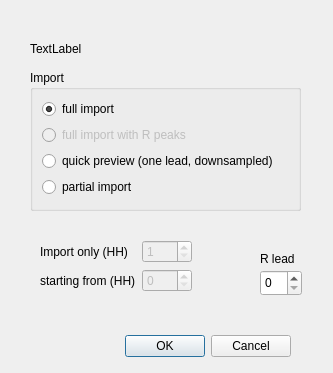
This is opendialog.ui in tomgrad/carpets as Qt 5 draws it before an edit. The edited form follows.
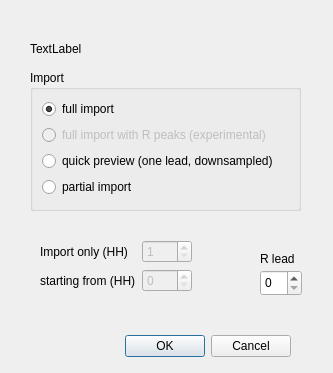
This is the edited form.

Commit message: Refactor import dialog

Patch:
```diff
--- a/opendialog.ui
+++ b/opendialog.ui
@@ -71,7 +71,7 @@
        <bool>false</bool>
       </property>
       <property name="text">
-       <string>full import with R peaks</string>
+       <string>full import with R peaks (experimental)</string>
       </property>
      </widget>
     </item>
```
The commit also changes 5 other files.
